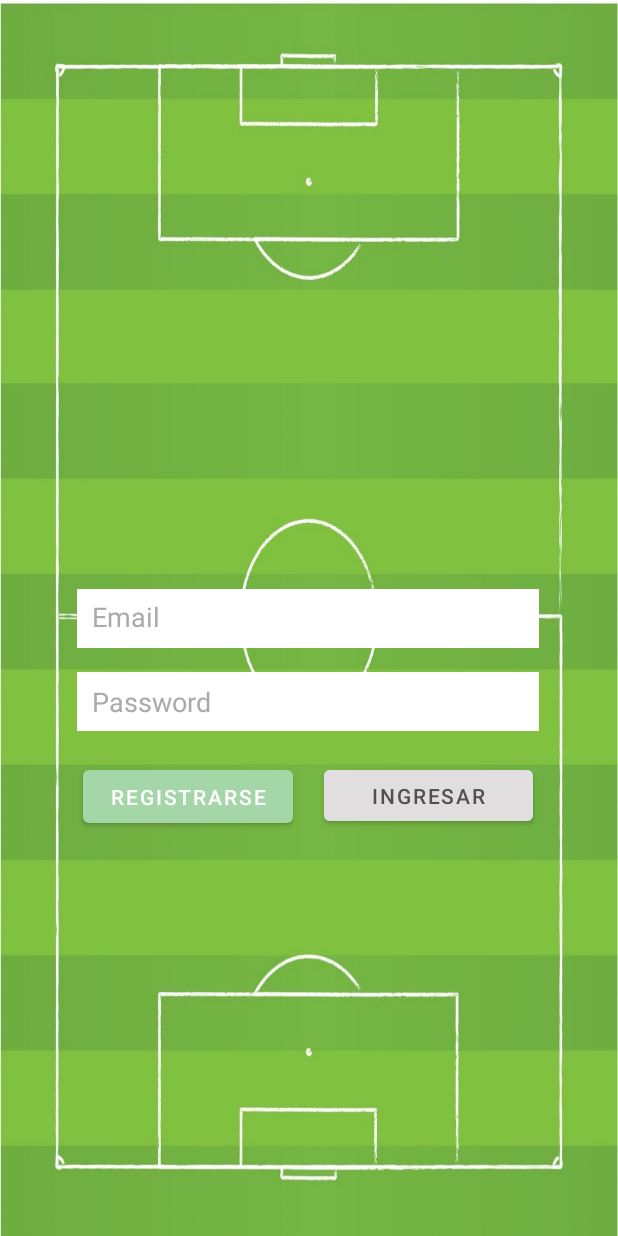
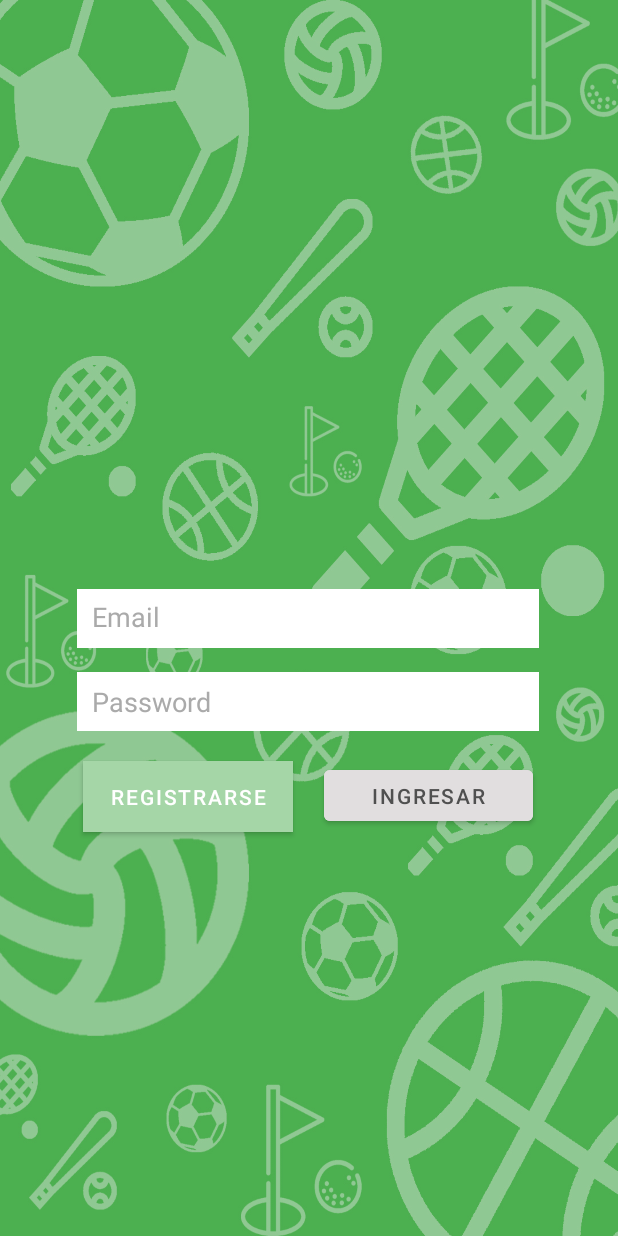
Before and after one commit to nicolasrivasseau/tupartidito, an Android app: the screen it shows after launch (LoginActivity), on a phone screen of 412 x 824 dp. Run offline under Robolectric (Android 15) with nearby library versions, the phone set to English and light mode, and no system bars; our stand-ins replace Dagger/Hilt's generated code, Firebase (no records; nobody signed in at launch, a user with empty details on screens opened directly).

Commit message:
se agrega nuevo fondo de pantalla

```diff
--- a/app/src/main/res/layout/activity_login.xml
+++ b/app/src/main/res/layout/activity_login.xml
@@ -4,7 +4,7 @@
     xmlns:tools="http://schemas.android.com/tools"
     android:layout_width="match_parent"
     android:layout_height="match_parent"
-    android:background="@drawable/wall"
+    android:background="@drawable/wallpaper"
     tools:context=".ui.view.LoginActivity">
 
     <EditText
@@ -32,6 +32,7 @@
         android:layout_height="47dp"
         android:layout_marginStart="4dp"
         android:layout_marginTop="20dp"
+        android:background="@color/purple_700"
         android:text="Registrarse"
         app:layout_constraintStart_toStartOf="@+id/txtPassword"
         app:layout_constraintTop_toBottomOf="@+id/txtPassword" />
```
Also changed, not shown: app/src/main/java/com/unlam/tupartidito/ui/view/SplashActivity.kt (added, +12 -0 lines), app/src/main/res/drawable/splash.xml (added, +11 -0 lines), app/src/main/res/drawable/login_wall.jpg (deleted), app/src/main/res/drawable/wall.jpg (deleted), app/src/main/res/drawable/wallpaper.jpg (added).
